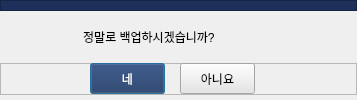
The window that BookTable_ver2_0/backup_answer.ui (JeongsolKim/DJIVF) describes before a commit, drawn with Qt 5.
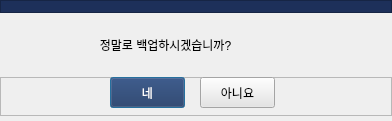
The same window after the commit.

```diff
--- a/BookTable_ver2_0/backup_answer.ui
+++ b/BookTable_ver2_0/backup_answer.ui
@@ -6,8 +6,8 @@
    <rect>
     <x>0</x>
     <y>0</y>
-    <width>357</width>
-    <height>100</height>
+    <width>392</width>
+    <height>121</height>
    </rect>
   </property>
   <property name="windowTitle">
@@ -50,7 +50,7 @@
      <item>
       <widget class="QLabel" name="label">
        <property name="text">
-        <string>                         정말로 백업하시겠습니까?</string>
+        <string>                              정말로 백업하시겠습니까?</string>
        </property>
       </widget>
      </item>
@@ -65,7 +65,7 @@
        <widget class="QPushButton" name="backup_accept">
         <property name="geometry">
          <rect>
-          <x>90</x>
+          <x>110</x>
           <y>0</y>
           <width>75</width>
           <height>31</height>
@@ -83,7 +83,7 @@
        <widget class="QPushButton" name="pushButton_2">
         <property name="geometry">
          <rect>
-          <x>180</x>
+          <x>200</x>
           <y>0</y>
           <width>75</width>
           <height>31</height>
```
